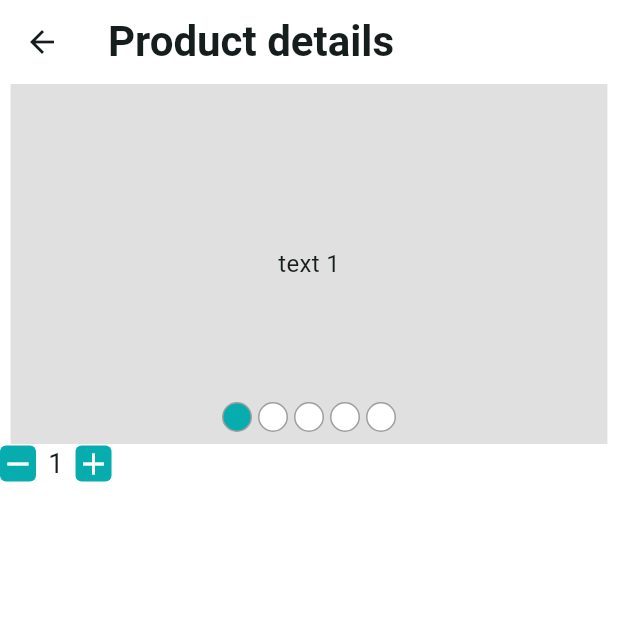
After one commit to farzidahmed/craftyBay, a Flutter app: the screen it shows after launch, after a tap on "Nike shoe lasetest edition -RF45Gh", on a phone screen of 412 x 824 dp, the top half of it. The commit adds this screen. Run offline on Flutter 3.47's test engine with Material 3 defaults, Android fonts, the phone set to English and light mode, and no system bars; drawn by our look-alikes of carousel_slider; our stand-ins replace email_validator, flutter_svg, get, pin_code_fields.

```diff
--- a/lib/app/app.dart
+++ b/lib/app/app.dart
@@ -5,6 +5,7 @@ import 'package:craftybay/features/auth/ui/screens/email_verification_screen.dar
 import 'package:craftybay/features/auth/ui/screens/otp_verification_screen.dart';
 import 'package:craftybay/features/auth/ui/screens/splash_screen.dart';
 import 'package:craftybay/features/common/ui/screens/main_bottom_nav_screen.dart';
+import 'package:craftybay/features/product/ui/screens/product_details_screen.dart';
 import 'package:flutter/material.dart';
 import 'package:get/get.dart';
 
@@ -44,6 +45,10 @@ class CraftyBay extends StatelessWidget {
           String name= settings.arguments as String;
           widget =ProductListScreen(categoryname: name,);
         }
+        else if(settings.name==ProductDetailsScreen.name){
+          int productId= settings.arguments as int;
+          widget =ProductDetailsScreen( productId: productId,);
+        }
           return MaterialPageRoute(builder: (context){
             return widget;
           });
--- a/lib/features/common/widgets/product_item_widget.dart
+++ b/lib/features/common/widgets/product_item_widget.dart
@@ -1,3 +1,4 @@
+import 'package:craftybay/features/product/ui/screens/product_details_screen.dart';
 import 'package:flutter/material.dart';
 
 import '../../../app/app_colors.dart';
@@ -9,7 +10,11 @@ class ProductItemWidget extends StatelessWidget {
 
   @override
   Widget build(BuildContext context) {
-    return SizedBox(
+    return GestureDetector(
+      onTap: (){
+        Navigator.pushNamed(context, ProductDetailsScreen.name,arguments: 1);
+      },
+      child: SizedBox(
         width: 140,
         child: Card(
           color: Colors.white,
@@ -79,6 +84,7 @@ class ProductItemWidget extends StatelessWidget {
             ],
           ),
         ),
+      ),
     );
   }
 }
--- a/lib/features/home/ui/screens/home_screen.dart
+++ b/lib/features/home/ui/screens/home_screen.dart
@@ -5,8 +5,6 @@ import 'package:craftybay/features/home/ui/widgets/search_bar.dart';
 import 'package:flutter/material.dart';
 import 'package:flutter_svg/flutter_svg.dart';
 import 'package:get/get.dart';
-
-import '../../../../app/app_colors.dart';
 import '../../../common/widgets/category_item.dart';
 import '../widgets/home_carousel_slider.dart';
 import '../widgets/home_section_header.dart';
--- /dev/null
+++ b/lib/features/product/ui/screens/product_details_screen.dart
@@ -0,0 +1,32 @@
+import 'package:craftybay/features/product/widgets/product_Qantity_inc_Dec_button.dart';
+import 'package:flutter/material.dart';
+
+import '../../widgets/home_carousel_slider.dart';
+
+class ProductDetailsScreen extends StatefulWidget {
+  const ProductDetailsScreen({super.key, required this.productId});
+
+final int productId;
+
+  static const String name='/product/product-details';
+
+  @override
+  State<ProductDetailsScreen> createState() => _ProductDetailsScreenState();
+}
+
+class _ProductDetailsScreenState extends State<ProductDetailsScreen> {
+  @override
+  Widget build(BuildContext context) {
+    return Scaffold(
+      appBar: AppBar(
+        title: const Text('Product details'),
+      ),
+      body: const Column(
+        children: [
+          Product_Image_Carousel_Slider(),
+          ProductQantityIncDecButton()
+        ],
+      ),
+    );
+  }
+}
--- /dev/null
+++ b/lib/features/product/widgets/home_carousel_slider.dart
@@ -0,0 +1,80 @@
+import 'package:carousel_slider/carousel_slider.dart';
+import 'package:flutter/material.dart';
+
+import '../../../../app/app_colors.dart';
+
+class Product_Image_Carousel_Slider extends StatefulWidget {
+  const Product_Image_Carousel_Slider({
+    super.key,
+  });
+
+  @override
+  State<Product_Image_Carousel_Slider> createState() => _Product_Image_Carousel_SliderState();
+}
+
+class _Product_Image_Carousel_SliderState extends State<Product_Image_Carousel_Slider> {
+  final ValueNotifier<int> _selectedIndex = ValueNotifier(0);
+
+  @override
+  Widget build(BuildContext context) {
+    return Stack(
+      children: [
+        CarouselSlider(
+          options: CarouselOptions(
+            height: 240,
+            viewportFraction: 0.99,
+            onPageChanged: (currentIndex, reason) {
+              _selectedIndex.value = currentIndex;
+            },
+          ),
+          items: [1, 2, 3, 4, 5].map((i) {
+            return Builder(
+              builder: (BuildContext context) {
+                return Container(
+                    width: MediaQuery.of(context).size.width,
+                    margin: const EdgeInsets.symmetric(horizontal: 5.0),
+                    decoration:  BoxDecoration(
+                        color: Colors.grey.shade300,
+                        ),
+                    alignment: Alignment.center,
+                    child: Text(
+                      'text $i',
+                      style: const TextStyle(fontSize: 16.0),
+                    ));
+              },
+            );
+          }).toList(),
+        ),
+        const SizedBox(height: 16,),
+        Positioned(
+        bottom: 8,
+          right: 0,
+          left: 0,
+          child: ValueListenableBuilder(
+            valueListenable: _selectedIndex,
+            builder: (context, value,_) {
+              return Row(
+                mainAxisAlignment: MainAxisAlignment.center,
+                children: [
+                  for(int i=0;i<5;i++)
+                    Container(
+                      margin: const EdgeInsets.symmetric(horizontal: 2),
+                    width: 20,
+                      height: 20,
+                      decoration: BoxDecoration(
+                        color: value==i?AppColors.themColor:Colors.white,
+                      borderRadius: BorderRadius.circular(10),
+                        border: Border.all(color: Colors.grey)
+                      ),
+                    )
+                ],
+              );
+            }
+          ),
+        )
+
+      ],
+    );
+
+  }
+}
--- /dev/null
+++ b/lib/features/product/widgets/product_Qantity_inc_Dec_button.dart
@@ -0,0 +1,53 @@
+import 'package:craftybay/app/app_colors.dart';
+import 'package:flutter/material.dart';
+
+class ProductQantityIncDecButton extends StatefulWidget {
+  const ProductQantityIncDecButton({super.key});
+
+  @override
+  State<ProductQantityIncDecButton> createState() => _ProductQantityIncDecButtonState();
+}
+
+class _ProductQantityIncDecButtonState extends State<ProductQantityIncDecButton> {
+
+  int count=1;
+  @override
+  Widget build(BuildContext context) {
+    return  Row(
+      children: [
+        _builIncButton(icon: Icons.remove,ontap: (){
+          if(count>1){
+            count --;
+            setState(() {
+            });
+          }
+        }),
+        Padding(
+          padding: const EdgeInsets.symmetric(horizontal: 8),
+          child: Text("${count}",style: TextStyle(fontSize: 18),),
+        ),
+        _builIncButton(icon: Icons.add,ontap: (){
+          if(count<20){
+            count ++;
+            setState(() {
+            });
+          }
+        }),
+      ],
+    );
+  }
+
+  Widget _builIncButton({required IconData icon,required VoidCallback ontap}) {
+    return GestureDetector(
+      onTap: ontap,
+      child: Container(
+          decoration: BoxDecoration(
+            color: AppColors.themColor,
+            borderRadius: BorderRadius.circular(4)
+          ),
+          alignment: Alignment.center,
+          child: Icon(icon,color: Colors.white,),
+        ),
+    );
+  }
+}
```
Lines whose indentation alone changed are shown as unchanged.
